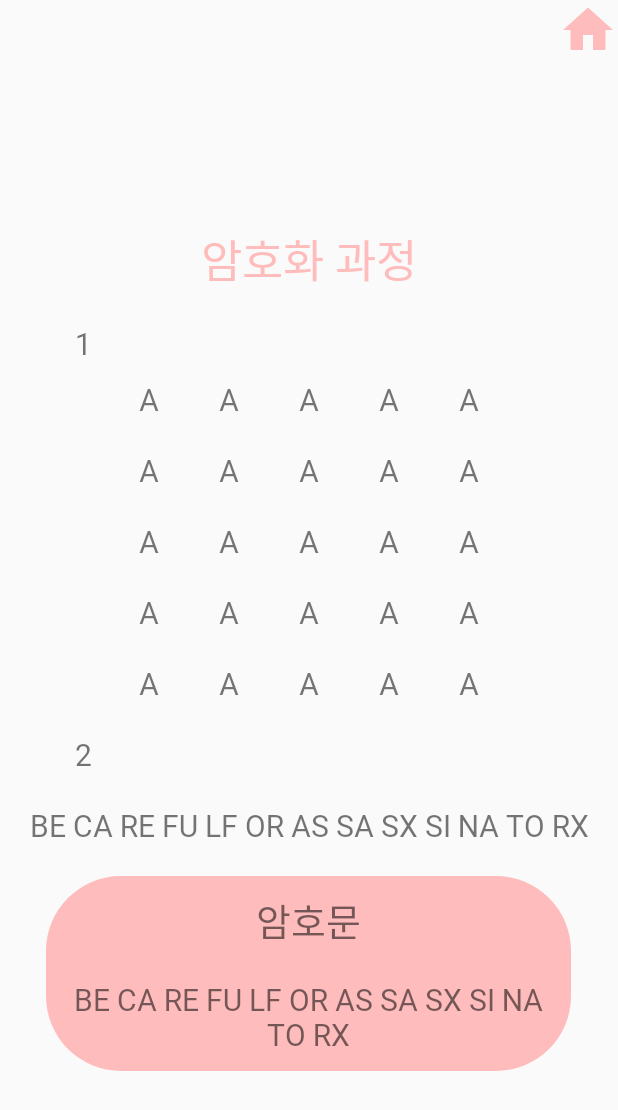
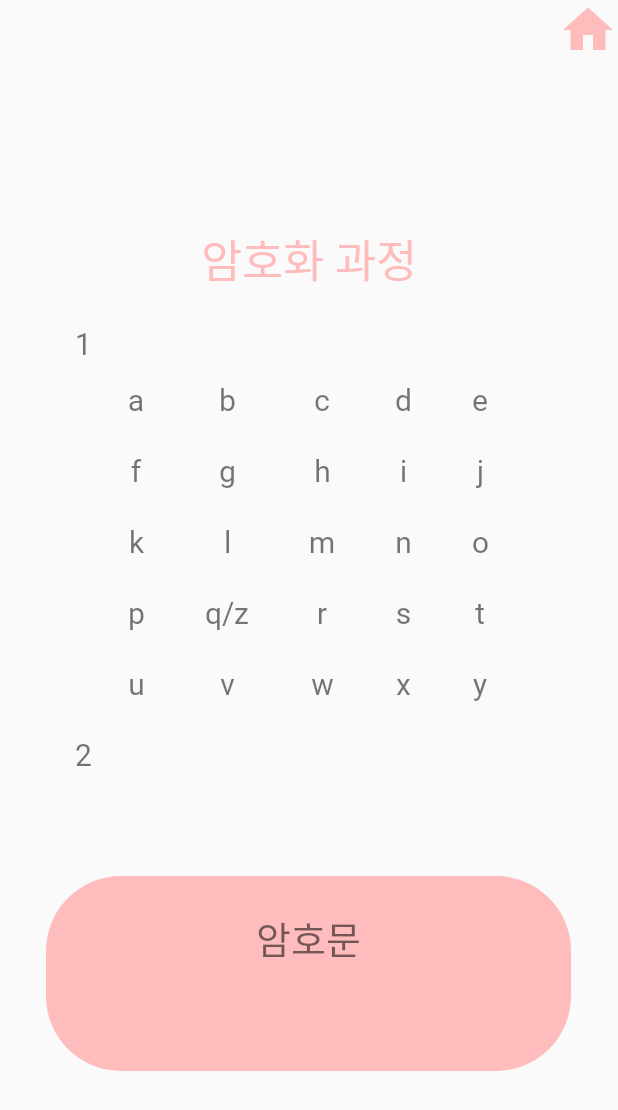
Before and after one commit to MinKyeong031/Encryption, an Android app: the PlainActivityP screen opened directly, with no data from a screen before it, on a phone screen of 412 x 824 dp. Shown: the top 1110 px of the screen. Run offline under Robolectric (Android 15) with nearby library versions, the phone set to English and light mode, and no system bars.

Commit message:
암호화, 복호화 기능 구현 완료

```diff
--- a/app/src/main/java/kr/hs/mirim/encryption/CiperActivityM.java
+++ b/app/src/main/java/kr/hs/mirim/encryption/CiperActivityM.java
@@ -11,6 +11,7 @@ import android.widget.EditText;
 import android.widget.ImageView;
 
 public class CiperActivityM extends AppCompatActivity {
+    //복호화 메인
 
     EditText keyEdt;
     EditText ciperEdt;
--- a/app/src/main/java/kr/hs/mirim/encryption/MainActivity.java
+++ b/app/src/main/java/kr/hs/mirim/encryption/MainActivity.java
@@ -35,11 +35,11 @@ public class MainActivity extends AppCompatActivity {
 
     }
 
-    public void toPlainA(){
+    public void toCiperA(){
         Intent intent = new Intent(this, PlainActivityM.class);
         startActivity(intent);
     }
-    public void toCiperA() {
+    public void toPlainA() {
         Intent intent = new Intent(this, CiperActivityM.class);
         startActivity(intent);
     }
--- a/app/src/main/java/kr/hs/mirim/encryption/PlainActivityM.java
+++ b/app/src/main/java/kr/hs/mirim/encryption/PlainActivityM.java
@@ -9,6 +9,7 @@ import android.widget.Button;
 import android.widget.EditText;
 
 public class PlainActivityM extends AppCompatActivity {
+    //암호화 메인
 
     EditText keyEdt;
     EditText plainEdt;
--- a/app/src/main/java/kr/hs/mirim/encryption/PlainActivityP.java
+++ b/app/src/main/java/kr/hs/mirim/encryption/PlainActivityP.java
@@ -6,13 +6,46 @@ import android.content.Intent;
 import android.os.Bundle;
 import android.view.View;
 import android.widget.ImageView;
+import android.widget.TextView;
+
+import java.util.ArrayList;
 
 import static kr.hs.mirim.encryption.PlainActivityM.keyP;
 import static kr.hs.mirim.encryption.PlainActivityM.plain;
 
 public class PlainActivityP extends AppCompatActivity {
+    //암호화 과정
+    public static char alphabetBoard[][] = new char[5][5];
+    public static boolean oddFlag = false; //글자수 출력
 
     ImageView goHome;
+    TextView ciper1;
+    TextView ciper2;
+    TextView ciper3;
+    TextView ciper4;
+    TextView ciper5;
+    TextView ciper6;
+    TextView ciper7;
+    TextView ciper8;
+    TextView ciper9;
+    TextView ciper10;
+    TextView ciper11;
+    TextView ciper12;
+    TextView ciper13;
+    TextView ciper14;
+    TextView ciper15;
+    TextView ciper16;
+    TextView ciper17;
+    TextView ciper18;
+    TextView ciper19;
+    TextView ciper20;
+    TextView ciper21;
+    TextView ciper22;
+    TextView ciper23;
+    TextView ciper24;
+    TextView ciper25;
+    TextView process;
+    TextView result;
 
     @Override
     protected void onCreate(Bundle savedInstanceState) {
@@ -20,17 +53,198 @@ public class PlainActivityP extends AppCompatActivity {
         setContentView(R.layout.activity_plain_p);
 
         goHome = findViewById(R.id.goHome);
+        ciper1 = findViewById(R.id.ciper1);
+        ciper2 = findViewById(R.id.ciper2);
+        ciper3 = findViewById(R.id.ciper3);
+        ciper4 = findViewById(R.id.ciper4);
+        ciper5 = findViewById(R.id.ciper5);
+        ciper6 = findViewById(R.id.ciper6);
+        ciper7 = findViewById(R.id.ciper7);
+        ciper8 = findViewById(R.id.ciper8);
+        ciper9 = findViewById(R.id.ciper9);
+        ciper10 = findViewById(R.id.ciper10);
+        ciper11 = findViewById(R.id.ciper11);
+        ciper12 = findViewById(R.id.ciper12);
+        ciper13 = findViewById(R.id.ciper13);
+        ciper14 = findViewById(R.id.ciper14);
+        ciper15 = findViewById(R.id.ciper15);
+        ciper16 = findViewById(R.id.ciper16);
+        ciper17 = findViewById(R.id.ciper17);
+        ciper18 = findViewById(R.id.ciper18);
+        ciper19 = findViewById(R.id.ciper19);
+        ciper20 = findViewById(R.id.ciper20);
+        ciper21 = findViewById(R.id.ciper21);
+        ciper22 = findViewById(R.id.ciper22);
+        ciper23 = findViewById(R.id.ciper23);
+        ciper24 = findViewById(R.id.ciper24);
+        ciper25 = findViewById(R.id.ciper25);
+        process = findViewById(R.id.process_ciper);
+        result = findViewById(R.id.result);
+
+        String[][] ciperTable = Methods.setBoard(keyP, alphabetBoard); //암호판 배열 입력
+        inputCiperTable(ciperTable); //테이블에 암호판 입력
+
+        String zCheck = "";
+        String blankCheck = "";
+
+        for( int i = 0 ; i < plain.length() ; i++ )
+        {
+            if(plain.charAt(i)==' ') //공백제거
+            {
+                plain = plain.substring(0,i)+plain.substring(i+1,plain.length());
+                blankCheck+=10;
+            }
+            else {   blankCheck+=0; }
+            if(plain.charAt(i)=='z') //z를 q로 바꿔줘서 처리함.
+            {
+                plain = plain.substring(0,i)+'q'+plain.substring(i+1,plain.length());
+                zCheck+=1;
+            }
+            else{   zCheck+=0; }
+        }
+
+        process.setText(encryptionProcess(plain)); //암호화 과정
+        result.setText(encryptionResult(plain)); //암호화된 문자열
 
         goHome.setOnClickListener(new View.OnClickListener() {
             @Override
             public void onClick(View v) {
                 goHomeA();
             }
-        });
+        }); //메인 메뉴로 이동
     }
 
-    public void goHomeA(){
+    private void goHomeA() {//메인 메뉴로 이동
         Intent intent = new Intent(this, MainActivity.class);
         startActivity(intent);
     }
+
+    private String encryptionProcess(String plain) {//암호화 과정(두 문자씩)
+        ArrayList<char[]> playFair = new ArrayList<char[]>();
+        String prociper = "";
+
+        for( int i = 0 ; i < plain.length() ; i+=2 ) // arraylist 세팅
+        {
+            char[] tmpArr = new char[2];
+            tmpArr[0] = plain.charAt(i);
+            try{
+                if( plain.charAt(i) == plain.charAt(i+1)) //글이 반복되면 x추가
+                {
+                    tmpArr[1] = 'x';
+                    i--;
+                }else{
+                    tmpArr[1] = plain.charAt(i+1);
+                }
+            }catch(StringIndexOutOfBoundsException e)
+            {
+                tmpArr[1] = 'x';
+                oddFlag = true;
+            }
+            playFair.add(tmpArr);
+        }
+
+        for(int i = 0 ; i < playFair.size() ; i++ )
+        {
+            prociper += playFair.get(i)[0]+""+playFair.get(i)[1]+" ";
+        }
+        return prociper;
+    }
+
+    private String encryptionResult(String plain) {//암호화 결과
+        ArrayList<char[]> playFair = new ArrayList<char[]>();
+        ArrayList<char[]> encPlayFair = new ArrayList<char[]>();
+        int x1 = 0 , x2 = 0 , y1 = 0, y2 = 0;
+        String enplain ="";
+
+        for( int i = 0 ; i < plain.length() ; i+=2 ) // arraylist 세팅
+        {
+            char[] tmpArr = new char[2];
+            tmpArr[0] = plain.charAt(i);
+            try{
+                if( plain.charAt(i) == plain.charAt(i+1)) //글이 반복되면 x추가
+                {
+                    tmpArr[1] = 'x';
+                    i--;
+                }else{
+                    tmpArr[1] = plain.charAt(i+1);
+                }
+            }catch(StringIndexOutOfBoundsException e)
+            {
+                tmpArr[1] = 'x';
+                oddFlag = true;
+            }
+            playFair.add(tmpArr);
+        }
+        for(int i = 0 ; i < playFair.size() ; i++ )
+        {
+            char[] tmpArr = new char[2];
+            for( int j = 0 ; j < alphabetBoard.length ; j++ ) //쌍자암호의 각각 위치체크
+            {
+                for( int k = 0 ; k < alphabetBoard[j].length ; k++ )
+                {
+                    if(alphabetBoard[j][k] == playFair.get(i)[0])
+                    {
+                        x1 = j;
+                        y1 = k;
+                    }
+                    if(alphabetBoard[j][k] == playFair.get(i)[1])
+                    {
+                        x2 = j;
+                        y2 = k;
+                    }
+                }
+            }
+
+            if(x1==x2) //행이 같은경우
+            {
+                tmpArr[0] = alphabetBoard[x1][(y1+1)%5];
+                tmpArr[1] = alphabetBoard[x2][(y2+1)%5];
+            }
+            else if(y1==y2) //열이 같은 경우
+            {
+                tmpArr[0] = alphabetBoard[(x1+1)%5][y1];
+                tmpArr[1] = alphabetBoard[(x2+1)%5][y2];
+            }
+            else //행, 열 모두 다른경우
+            {
+                tmpArr[0] = alphabetBoard[x2][y1];
+                tmpArr[1] = alphabetBoard[x1][y2];
+            }
+            encPlayFair.add(tmpArr);
+        }
+
+        for(int i = 0 ; i < encPlayFair.size() ; i++)
+        {
+            enplain += encPlayFair.get(i)[0]+""+encPlayFair.get(i)[1]+" ";
+        }
+        return enplain;
+    }
+
+    private void inputCiperTable(String[][] ciperTable) { //테이블에 암호판 입력
+        ciper1.setText(ciperTable[0][0]);
+        ciper2.setText(ciperTable[0][1]);
+        ciper3.setText(ciperTable[0][2]);
+        ciper4.setText(ciperTable[0][3]);
+        ciper5.setText(ciperTable[0][4]);
+        ciper6.setText(ciperTable[1][0]);
+        ciper7.setText(ciperTable[1][1]);
+        ciper8.setText(ciperTable[1][2]);
+        ciper9.setText(ciperTable[1][3]);
+        ciper10.setText(ciperTable[1][4]);
+        ciper11.setText(ciperTable[2][0]);
+        ciper12.setText(ciperTable[2][1]);
+        ciper13.setText(ciperTable[2][2]);
+        ciper14.setText(ciperTable[2][3]);
+        ciper15.setText(ciperTable[2][4]);
+        ciper16.setText(ciperTable[3][0]);
+        ciper17.setText(ciperTable[3][1]);
+        ciper18.setText(ciperTable[3][2]);
+        ciper19.setText(ciperTable[3][3]);
+        ciper20.setText(ciperTable[3][4]);
+        ciper21.setText(ciperTable[4][0]);
+        ciper22.setText(ciperTable[4][1]);
+        ciper23.setText(ciperTable[4][2]);
+        ciper24.setText(ciperTable[4][3]);
+        ciper25.setText(ciperTable[4][4]);
+    }
 }
--- a/app/src/main/res/layout/activity_ciper_m.xml
+++ b/app/src/main/res/layout/activity_ciper_m.xml
@@ -56,7 +56,7 @@ tools:context=".CiperActivityM">
             android:layout_marginTop="100dp"
             android:layout_width="150dp"
             android:layout_height="60dp"
-            android:text="암호화"
+            android:text="복호화"
             android:background="@drawable/round_button_ciper"
             android:fontFamily="@font/nanumbold"
             android:textSize="25dp"
--- a/app/src/main/res/layout/activity_ciper_p.xml
+++ b/app/src/main/res/layout/activity_ciper_p.xml
@@ -24,7 +24,7 @@
             android:layout_height="wrap_content"
             android:fontFamily="@font/nanumbold"
             android:gravity="center"
-            android:text="암호화 과정"
+            android:text="복호화 과정"
             android:textColor="#BCCBFF"
             android:textSize="30dp"/>
         <LinearLayout
--- a/app/src/main/res/mipmap-anydpi-v26/ic_launcher.xml
+++ b/app/src/main/res/mipmap-anydpi-v26/ic_launcher.xml
@@ -1,5 +1,5 @@
 <?xml version="1.0" encoding="utf-8"?>
 <adaptive-icon xmlns:android="http://schemas.android.com/apk/res/android">
     <background android:drawable="@drawable/ic_launcher_background" />
-    <foreground android:drawable="@drawable/ic_launcher_foreground" />
+    <foreground android:drawable="@drawable/iconimg" />
 </adaptive-icon>
--- a/app/src/main/res/mipmap-anydpi-v26/ic_launcher_round.xml
+++ b/app/src/main/res/mipmap-anydpi-v26/ic_launcher_round.xml
@@ -1,5 +1,5 @@
 <?xml version="1.0" encoding="utf-8"?>
 <adaptive-icon xmlns:android="http://schemas.android.com/apk/res/android">
     <background android:drawable="@drawable/ic_launcher_background" />
-    <foreground android:drawable="@drawable/ic_launcher_foreground" />
+    <foreground android:drawable="@drawable/iconimg" />
 </adaptive-icon>
--- a/app/src/main/res/values/strings.xml
+++ b/app/src/main/res/values/strings.xml
@@ -1,3 +1,3 @@
 <resources>
-    <string name="app_name">Encryption</string>
+    <string name="app_name">Shh!</string>
 </resources>
```
Also changed, not shown: app/src/main/java/kr/hs/mirim/encryption/CiperActivityP.java (+33 -55 lines), app/src/main/res/drawable/iconimg.png (added).
